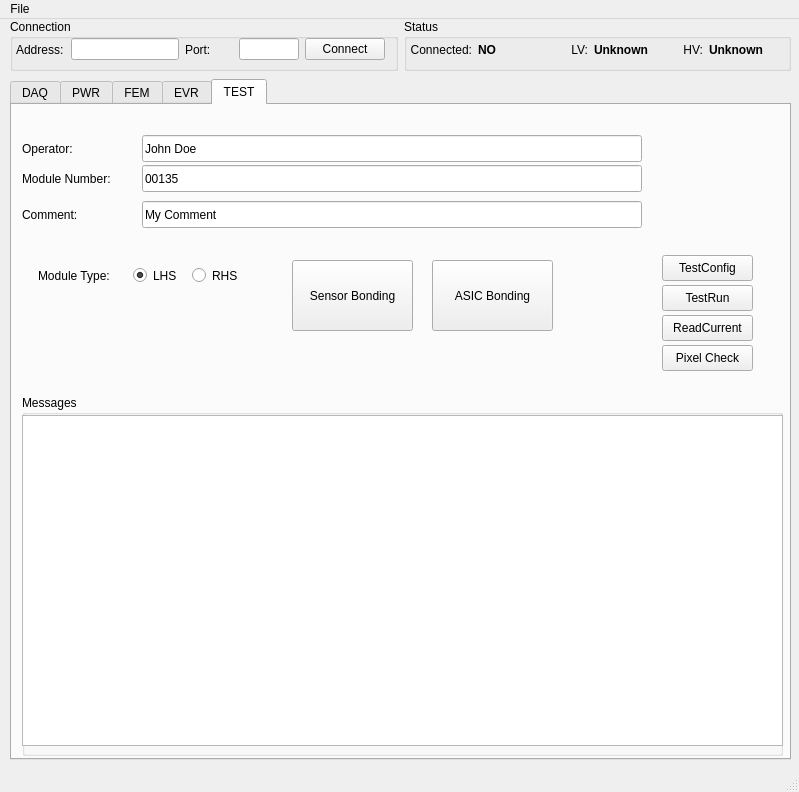
Above: python/src/LpdFemGui/LpdFemGuiMainWindow.ui from stfc-aeg/lpd-detector before the change. Below: the same form after it.
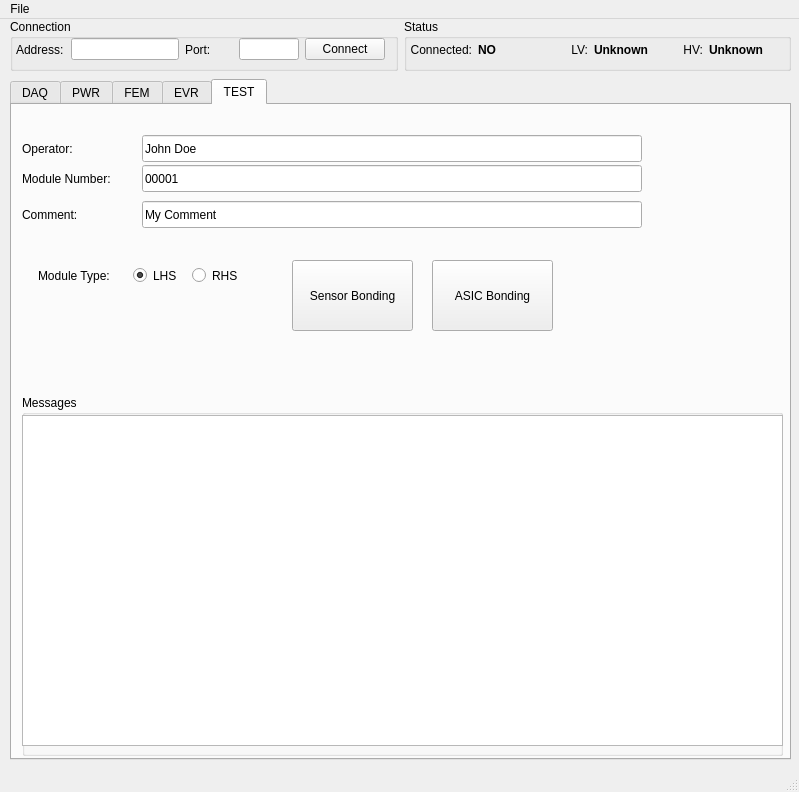
That is the form after the change.

What changed in the file:
```diff
--- a/python/src/LpdFemGui/LpdFemGuiMainWindow.ui
+++ b/python/src/LpdFemGui/LpdFemGuiMainWindow.ui
@@ -4446,7 +4446,7 @@
        </size>
       </property>
       <property name="text">
-       <string>00135</string>
+       <string>00001</string>
       </property>
       <property name="maxLength">
        <number>200</number>
@@ -4530,31 +4530,6 @@
        <string/>
       </property>
      </widget>
-     <widget class="QPushButton" name="pixelCheckBtn">
-      <property name="geometry">
-       <rect>
-        <x>650</x>
-        <y>240</y>
-        <width>91</width>
-        <height>26</height>
-       </rect>
-      </property>
-      <property name="sizePolicy">
-       <sizepolicy hsizetype="Fixed" vsizetype="Fixed">
-        <horstretch>0</horstretch>
-        <verstretch>0</verstretch>
-       </sizepolicy>
-      </property>
-      <property name="minimumSize">
-       <size>
-        <width>40</width>
-        <height>0</height>
-       </size>
-      </property>
-      <property name="text">
-       <string>Pixel Check</string>
-      </property>
-     </widget>
      <widget class="QRadioButton" name="moduleLhsSel">
       <property name="geometry">
        <rect>
@@ -4603,81 +4578,6 @@
        <string>moduleTypeButtonGroup</string>
       </attribute>
      </widget>
-     <widget class="QPushButton" name="testRunBtn">
-      <property name="geometry">
-       <rect>
-        <x>650</x>
-        <y>180</y>
-        <width>91</width>
-        <height>26</height>
-       </rect>
-      </property>
-      <property name="sizePolicy">
-       <sizepolicy hsizetype="Fixed" vsizetype="Fixed">
-        <horstretch>0</horstretch>
-        <verstretch>0</verstretch>
-       </sizepolicy>
-      </property>
-      <property name="minimumSize">
-       <size>
-        <width>40</width>
-        <height>0</height>
-       </size>
-      </property>
-      <property name="text">
-       <string>TestRun</string>
-      </property>
-     </widget>
-     <widget class="QPushButton" name="testConfigBtn">
-      <property name="geometry">
-       <rect>
-        <x>650</x>
-        <y>150</y>
-        <width>91</width>
-        <height>26</height>
-       </rect>
-      </property>
-      <property name="sizePolicy">
-       <sizepolicy hsizetype="Fixed" vsizetype="Fixed">
-        <horstretch>0</horstretch>
-        <verstretch>0</verstretch>
-       </sizepolicy>
-      </property>
-      <property name="minimumSize">
-       <size>
-        <width>40</width>
-        <height>0</height>
-       </size>
-      </property>
-      <property name="text">
-       <string>TestConfig</string>
-      </property>
-     </widget>
-     <widget class="QPushButton" name="readCurrentBtn">
-      <property name="geometry">
-       <rect>
-        <x>650</x>
-        <y>210</y>
-        <width>91</width>
-        <height>26</height>
-       </rect>
-      </property>
-      <property name="sizePolicy">
-       <sizepolicy hsizetype="Fixed" vsizetype="Fixed">
-        <horstretch>0</horstretch>
-        <verstretch>0</verstretch>
-       </sizepolicy>
-      </property>
-      <property name="minimumSize">
-       <size>
-        <width>40</width>
-        <height>0</height>
-       </size>
-      </property>
-      <property name="text">
-       <string>ReadCurrent</string>
-      </property>
-     </widget>
      <widget class="QPushButton" name="asicBondingBtn">
       <property name="geometry">
        <rect>
```
